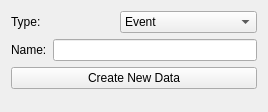
The window that src/WhiskerToolbox/DataManager_Widget/NewDataWidget/NewDataWidget.ui (paulmthompson/WhiskerToolbox) describes before a commit, drawn with Qt 5.
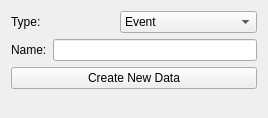
The same window after the commit.

Diff of the .ui file:
```diff
--- a/src/WhiskerToolbox/DataManager_Widget/NewDataWidget/NewDataWidget.ui
+++ b/src/WhiskerToolbox/DataManager_Widget/NewDataWidget/NewDataWidget.ui
@@ -7,7 +7,7 @@
     <x>0</x>
     <y>0</y>
     <width>268</width>
-    <height>112</height>
+    <height>118</height>
    </rect>
   </property>
   <property name="windowTitle">
```
Left out of the diff: 2 changed lines with no effect on the pictures.
